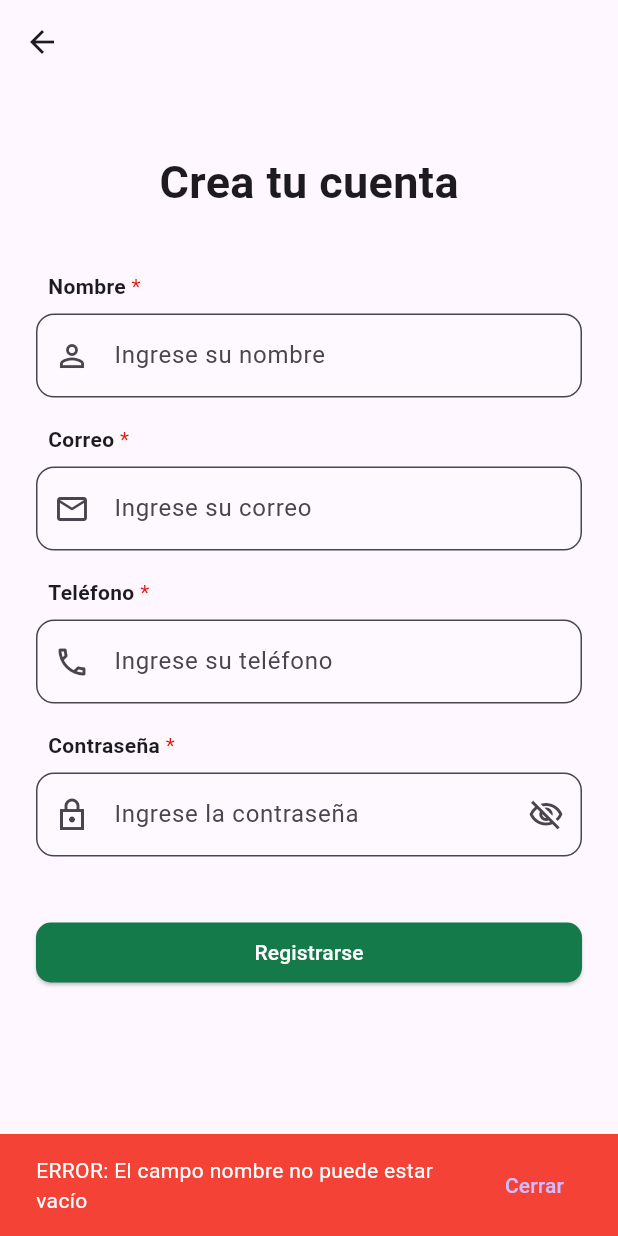
After one commit to jdmc-unah/AppReservarCanchas, a Flutter app: the Registro screen opened by its route, after a tap on "Registrarse", on a phone screen of 412 x 824 dp. The commit adds this screen. Run offline on Flutter 3.47's test engine with Material 3 defaults, Android fonts, the phone set to English and light mode, and no system bars; our stand-ins replace flutter_rating_bar, get, go_router.

Commit message:
agregar pantalla de registro y metodos de validacion de login y registro

```diff
--- a/app_reservar_canchas/lib/main.dart
+++ b/app_reservar_canchas/lib/main.dart
@@ -1,6 +1,7 @@
 import 'package:app_reservar_canchas/controladores/reservas_controlador.dart';
 import 'package:app_reservar_canchas/vistas/pagina_inicio.dart';
 import 'package:app_reservar_canchas/vistas/vistas_login/login.dart';
+import 'package:app_reservar_canchas/vistas/vistas_login/registro.dart';
 import 'package:flutter/material.dart';
 import 'package:get/get.dart';
 import 'package:go_router/go_router.dart';
@@ -26,6 +27,14 @@ class MyApp extends StatelessWidget {
             name: 'login',
             path: '/login',
             builder: (context, state) => Login(),
+
+            routes: [
+              GoRoute(
+                name: 'registro',
+                path: '/registro',
+                builder: (context, state) => Registro(),
+              ),
+            ],
           ),
 
           GoRoute(
--- /dev/null
+++ b/app_reservar_canchas/lib/metodos_especiales/metodos_especiales_login/valida_login.dart
@@ -0,0 +1,33 @@
+List<Map<String, String>> usuarios = [
+  {
+    "correo": "1",
+    "contrasena": "1",
+    "nombre": "Usuario Pruebas",
+    "telefono": "12345678",
+  },
+];
+
+String validaInicioSesion(String correo, String contra) {
+  bool credencialesCorrectas = false;
+  String error = '';
+
+  //Valida que todos los campos esten llenos
+  Map<String, String> params = {'correo': correo, 'contrasena': contra};
+
+  for (var param in params.entries) {
+    if (param.value.isEmpty) {
+      return 'ERROR: El campo ${param.key} no puede estar vacío';
+    }
+  }
+
+  //Valida que el correo y la contraseña sean correctos
+  for (var usuario in usuarios) {
+    if (usuario["correo"] == correo && usuario["contrasena"] == contra) {
+      credencialesCorrectas = true;
+    } else {
+      error = 'ERROR: Correo o contraseña incorrecta. \nIntente de nuevo.';
+    }
+  }
+
+  return credencialesCorrectas ? '' : error;
+}
--- /dev/null
+++ b/app_reservar_canchas/lib/metodos_especiales/metodos_especiales_login/valida_registro.dart
@@ -0,0 +1,44 @@
+String validaRegistro(
+  String nombre,
+  String correo,
+  String telefono,
+  String contra,
+) {
+  //Valida que todos los campos esten llenos
+  Map<String, String> params = {
+    'nombre': nombre,
+    'correo': correo,
+    'telefono': telefono,
+    'contrasena': contra,
+  };
+
+  for (var param in params.entries) {
+    if (param.value.isEmpty) {
+      return 'ERROR: El campo ${param.key} no puede estar vacío';
+    }
+  }
+
+  //Valida longitud del correo
+  if (correo.length < 10) {
+    return 'ERROR: El correo debe tener mas de 10 caracteres ';
+  }
+
+  //Valida longitud del correo
+  if (telefono.length < 8) {
+    return 'ERROR: El teléfono debe tener mas de 10 caracteres ';
+  }
+
+  //Valida longitud de contraseña
+  if (contra.length < 6) {
+    return 'ERROR: La contraseña debe tener al menos 6 caracteres';
+  }
+
+  //Valida que contraseña tenga al menos un caracter especial
+  final RegExp regex = RegExp(r'[!@#\$%^&*(),.?":{}|<>]');
+
+  if (!regex.hasMatch(contra)) {
+    return 'ERROR: La contraseña debe tener al menos 1 caracter especial';
+  }
+
+  return '';
+}
--- a/app_reservar_canchas/lib/vistas/vistas_login/login.dart
+++ b/app_reservar_canchas/lib/vistas/vistas_login/login.dart
@@ -1,3 +1,4 @@
+import 'package:app_reservar_canchas/metodos_especiales/metodos_especiales_login/valida_login.dart';
 import 'package:app_reservar_canchas/widgets/widgets_login/login_text_field.dart';
 import 'package:flutter/material.dart';
 import 'package:go_router/go_router.dart';
@@ -13,6 +14,15 @@ class Login extends StatelessWidget {
   Widget build(BuildContext context) {
     return Scaffold(
       body: SafeArea(
+        child: Container(
+          decoration: BoxDecoration(
+            image: DecorationImage(
+              image: AssetImage(
+                "assets/imagenes/fondo_login3.jpg",
+              ), // Ruta de tu imagen
+              fit: BoxFit.cover, // Ajusta la imagen al tamaño del contenedor
+            ),
+          ),
           child: Padding(
             padding: const EdgeInsets.symmetric(horizontal: 24.0),
             child: Column(
@@ -30,8 +40,13 @@ class Login extends StatelessWidget {
                   style: TextStyle(fontSize: 30, fontWeight: FontWeight.bold),
                 ),
 
-              Text('Ingresa tus datos para acceder al contenido.'),
-
+                Row(
+                  children: [
+                    Text('Ingresa, reserva y que empiece la potra'),
+                    SizedBox(width: 10),
+                    Icon(Icons.sports_soccer_rounded),
+                  ],
+                ),
                 SizedBox(height: 30),
 
                 LoginTextField(
@@ -46,7 +61,7 @@ class Login extends StatelessWidget {
                 LoginTextField(
                   prefixIcon: Icons.lock_outline_sharp,
                   topText: 'Contraseña ',
-                hintText: 'Ingrese la contraseña',
+                  hintText: 'Ingrese su contraseña',
                   activarSuffix: true,
                   controller: pwController,
                 ),
@@ -64,7 +79,26 @@ class Login extends StatelessWidget {
                       ),
                     ),
                     onPressed: () {
-                    context.goNamed('inicio');
+                      String error = validaInicioSesion(
+                        emailController.text,
+                        pwController.text,
+                      );
+
+                      if (error == '') {
+                        Map<String, String> data = usuarios[0];
+                        context.goNamed('inicio', extra: data);
+                      } else {
+                        ScaffoldMessenger.of(context).showSnackBar(
+                          SnackBar(
+                            backgroundColor: Colors.red,
+                            action: SnackBarAction(
+                              label: 'Cerrar',
+                              onPressed: () {},
+                            ),
+                            content: Text(error),
+                          ),
+                        );
+                      }
                     },
                     child: Text('Iniciar Sesión'),
                   ),
@@ -89,10 +123,14 @@ class Login extends StatelessWidget {
                       style: TextStyle(fontWeight: FontWeight.bold),
                     ),
                     TextButton(
-                    onPressed: () {},
+                      onPressed: () {
+                        context.goNamed('registro');
+                      },
                       child: Text(
                         'Regístrate',
-                      style: TextStyle(color: Color.fromARGB(255, 20, 122, 73)),
+                        style: TextStyle(
+                          color: Color.fromARGB(255, 20, 122, 73),
+                        ),
                       ),
                     ),
                   ],
@@ -101,6 +139,7 @@ class Login extends StatelessWidget {
             ),
           ),
         ),
+      ),
     );
   }
 }
--- /dev/null
+++ b/app_reservar_canchas/lib/vistas/vistas_login/registro.dart
@@ -0,0 +1,138 @@
+import 'package:app_reservar_canchas/metodos_especiales/metodos_especiales_login/valida_registro.dart';
+import 'package:app_reservar_canchas/widgets/widgets_login/login_text_field.dart';
+import 'package:flutter/material.dart';
+import 'package:go_router/go_router.dart';
+
+class Registro extends StatelessWidget {
+  Registro({super.key});
+
+  final userController = TextEditingController();
+  final emailController = TextEditingController();
+  final phoneController = TextEditingController();
+  final pwController = TextEditingController();
+
+  @override
+  Widget build(BuildContext context) {
+    return Scaffold(
+      appBar: AppBar(),
+      body: Padding(
+        padding: const EdgeInsets.all(24.0),
+        child: SafeArea(
+          child: ListView(
+            children: [
+              Column(
+                children: [
+                  SizedBox(height: 20),
+
+                  Text(
+                    'Crea tu cuenta',
+                    style: TextStyle(fontSize: 30, fontWeight: FontWeight.bold),
+                  ),
+                ],
+              ),
+
+              SizedBox(height: 30),
+
+              LoginTextField(
+                prefixIcon: Icons.person_outline_outlined,
+                topText: 'Nombre ',
+                hintText: 'Ingrese su nombre',
+                controller: userController,
+              ),
+
+              SizedBox(height: 10),
+
+              LoginTextField(
+                prefixIcon: Icons.email_outlined,
+                topText: 'Correo ',
+                hintText: 'Ingrese su correo',
+                controller: emailController,
+              ),
+
+              SizedBox(height: 10),
+
+              LoginTextField(
+                prefixIcon: Icons.phone_outlined,
+                topText: 'Teléfono ',
+                hintText: 'Ingrese su teléfono',
+                controller: phoneController,
+              ),
+
+              SizedBox(height: 10),
+
+              LoginTextField(
+                prefixIcon: Icons.lock_outline_sharp,
+                topText: 'Contraseña ',
+                hintText: 'Ingrese la contraseña',
+                activarSuffix: true,
+                controller: pwController,
+              ),
+
+              SizedBox(height: 40),
+
+              SizedBox(
+                width: double.infinity,
+                child: ElevatedButton(
+                  style: ElevatedButton.styleFrom(
+                    backgroundColor: Color.fromARGB(255, 20, 122, 73),
+                    foregroundColor: Colors.white,
+                    shape: RoundedRectangleBorder(
+                      borderRadius: BorderRadius.circular(10),
+                    ),
+                  ),
+                  onPressed: () {
+                    String error = validaRegistro(
+                      userController.text,
+                      emailController.text,
+                      phoneController.text,
+                      pwController.text,
+                    );
+
+                    if (error == '') {
+                      ScaffoldMessenger.of(context).showSnackBar(
+                        SnackBar(
+                          backgroundColor: const Color.fromARGB(
+                            255,
+                            18,
+                            169,
+                            56,
+                          ),
+
+                          action: SnackBarAction(
+                            label: 'Continuar al login',
+                            onPressed: () {
+                              context.goNamed('login');
+                            },
+                          ),
+                          content: Text(
+                            'Se guardo el usuario con éxito',
+                            style: TextStyle(color: Colors.white),
+                          ),
+                        ),
+                      );
+                    } else {
+                      ScaffoldMessenger.of(context).showSnackBar(
+                        SnackBar(
+                          backgroundColor: Colors.red,
+                          action: SnackBarAction(
+                            label: 'Cerrar',
+                            onPressed: () {},
+                          ),
+                          content: Text(
+                            error,
+                            style: TextStyle(color: Colors.white),
+                          ),
+                        ),
+                      );
+                    }
+                  },
+                  child: Text('Registrarse'),
+                ),
+              ),
+            ],
+          ),
+        ),
+      ),
+    );
+  }
+}
--- a/app_reservar_canchas/lib/widgets/widgets_login/login_text_field.dart
+++ b/app_reservar_canchas/lib/widgets/widgets_login/login_text_field.dart
@@ -52,6 +52,8 @@ class _LoginTextFieldState extends State<LoginTextField> {
               : false, //si activar suffix fuese nulo entonces por defecto va a mostrar lo que se escribe siempre
           keyboardType: TextInputType.text,
           decoration: InputDecoration(
+            filled: true,
+            fillColor: Colors.white30,
             border: OutlineInputBorder(borderRadius: BorderRadius.circular(12)),
             hintText: widget.hintText,
             prefixIcon: Icon(widget.prefixIcon),
--- a/app_reservar_canchas/pubspec.yaml
+++ b/app_reservar_canchas/pubspec.yaml
@@ -64,7 +64,7 @@ flutter:
   # To add assets to your application, add an assets section, like this:
   assets:
     - assets/data/canchas_test.json
-    - assets/imagenes/fondo_login.jpg
+    - assets/imagenes/fondo_login3.jpg
 
   # An image asset can refer to one or more resolution-specific "variants", see
   # https://flutter.dev/to/resolution-aware-images
```
Also changed, not shown: app_reservar_canchas/assets/imagenes/fondo_login2.jpg (added), app_reservar_canchas/assets/imagenes/fondo_login3.jpg (added). Lines whose indentation alone changed are shown as unchanged.
